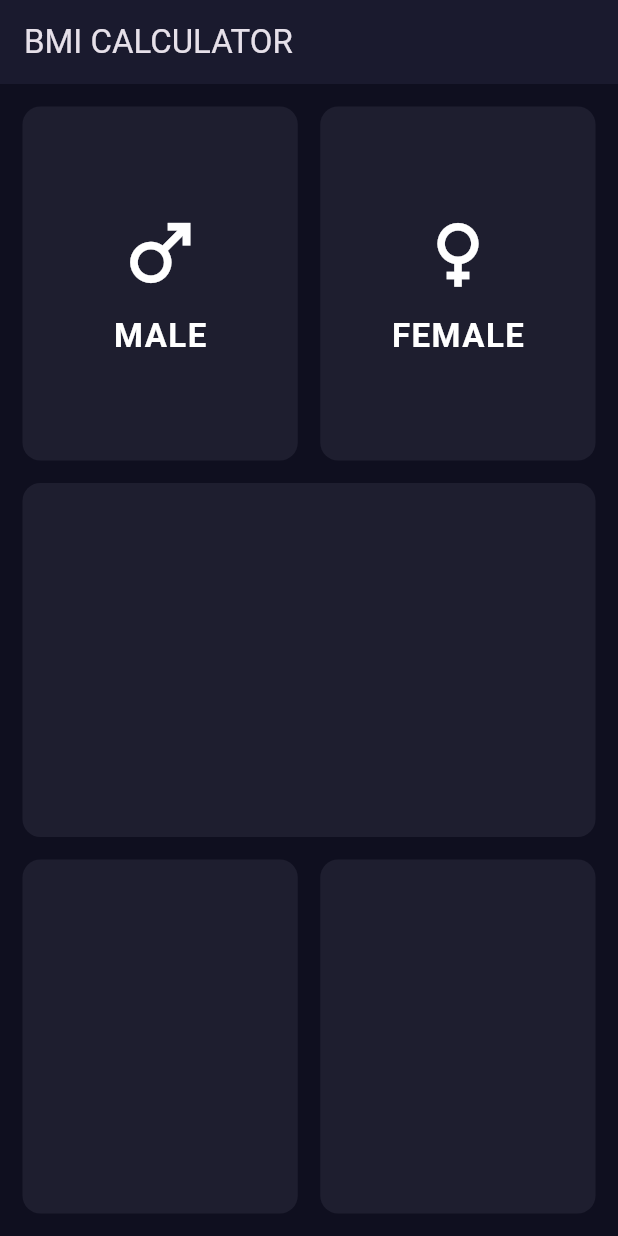
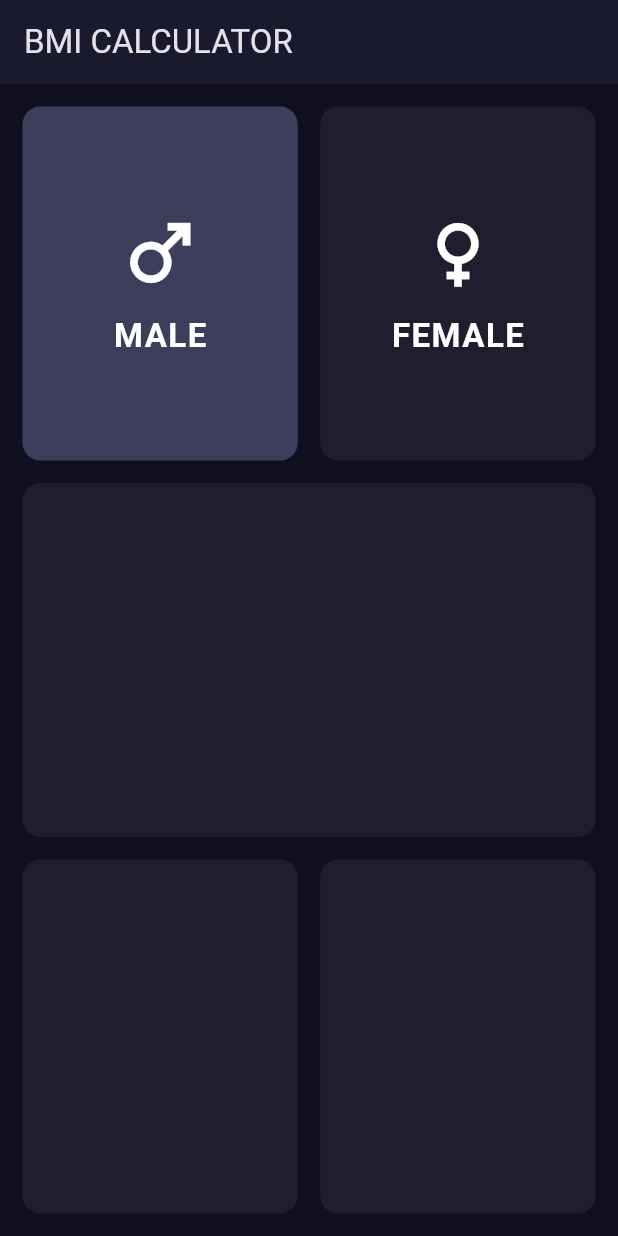
Before and after one commit to rayan1625/FA23-067-Rayan, a Flutter app: the screen it shows after launch, on a phone screen of 412 x 824 dp. Run offline on Flutter 3.47's test engine with Material 3 defaults, Android fonts, the phone set to English and light mode, and no system bars; our stand-ins replace google_fonts, math_expressions, shared_preferences, sqflite; accounts and stored records are empty.

Commit message:
video 8
In this video, I added activated and deactivated male and female feature. I've done this by using GestureDetector.

```diff
--- a/bmi/lib/IconTextFile.dart
+++ b/bmi/lib/IconTextFile.dart
@@ -1,33 +1,28 @@
 import 'package:flutter/material.dart';
-/// ----------------------------------------------------------
-/// 🔵 2. TEXT + ICON BOX FOR MALE/FEMALE
-/// ----------------------------------------------------------
+
 class RepeatTextAndIconWidget extends StatelessWidget {
   final String title;
   final IconData icon;
+  final Color boxColor;
 
   const RepeatTextAndIconWidget({
     super.key,
     required this.title,
     required this.icon,
+    required this.boxColor,
   });
 
   @override
   Widget build(BuildContext context) {
     return Container(
       decoration: BoxDecoration(
-        color: const Color(0xFF1E1E2F),
+        color: boxColor,
         borderRadius: BorderRadius.circular(12),
       ),
-
       child: Column(
         mainAxisAlignment: MainAxisAlignment.center,
         children: [
-          Icon(
-            icon,
-            size: 60,
-            color: Colors.white,
-          ),
+          Icon(icon, size: 60, color: Colors.white),
           const SizedBox(height: 10),
           Text(
             title,
--- a/bmi/lib/bmi_screen.dart
+++ b/bmi/lib/bmi_screen.dart
@@ -1,8 +1,22 @@
 import 'package:flutter/material.dart';
 import 'IconTextFile.dart';
 import 'ContainerFile.dart';
-class BMIScreen extends StatelessWidget {
+
+class BMIScreen extends StatefulWidget {
   const BMIScreen({super.key});
+
+  @override
+  State<BMIScreen> createState() => _BMIScreenState();
+}
+
+class _BMIScreenState extends State<BMIScreen> {
+  // ----------------------------------------------------------
+  // 🔵 ACTIVE / DEACTIVE COLOR LOGIC
+  // ----------------------------------------------------------
+  Color activeColor = const Color(0xFF3D3D5C);
+  Color deActiveColor = const Color(0xFF1E1E2F);
+
+  bool isMale = true; // Default male selected
 
   @override
   Widget build(BuildContext context) {
@@ -22,18 +36,39 @@ class BMIScreen extends StatelessWidget {
             // ----------------------------------------
             Expanded(
               child: Row(
-                children: const [
+                children: [
+
+                  // ------------------ MALE BOX ------------------
                   Expanded(
+                    child: GestureDetector(
+                      onTap: () {
+                        setState(() {
+                          isMale = true;
+                        });
+                      },
                       child: RepeatTextAndIconWidget(
                         title: "MALE",
                         icon: Icons.male,
+                        boxColor: isMale ? activeColor : deActiveColor,
                       ),
                     ),
-                  SizedBox(width: 15),
+                  ),
+
+                  const SizedBox(width: 15),
+
+                  // ----------------- FEMALE BOX ------------------
                   Expanded(
+                    child: GestureDetector(
+                      onTap: () {
+                        setState(() {
+                          isMale = false;
+                        });
+                      },
                       child: RepeatTextAndIconWidget(
                         title: "FEMALE",
                         icon: Icons.female,
+                        boxColor: isMale ? deActiveColor : activeColor,
+                      ),
                     ),
                   ),
                 ],
```
Lines whose indentation alone changed are shown as unchanged.
